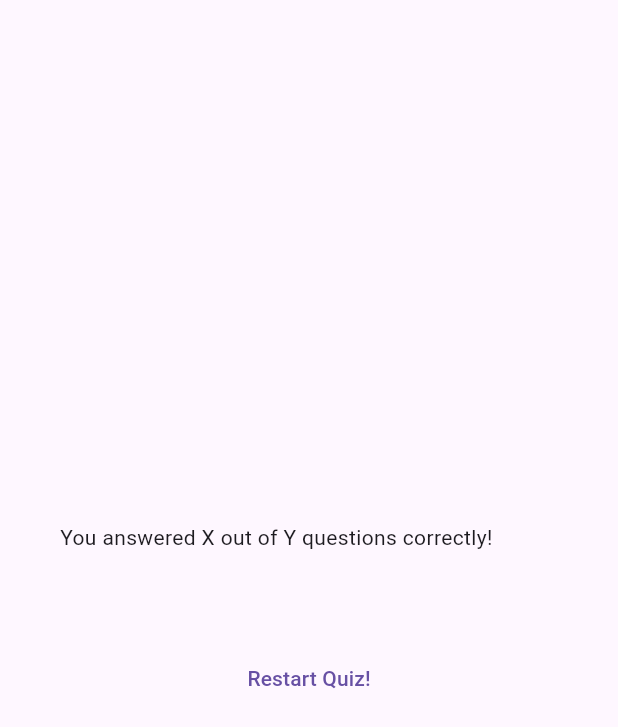
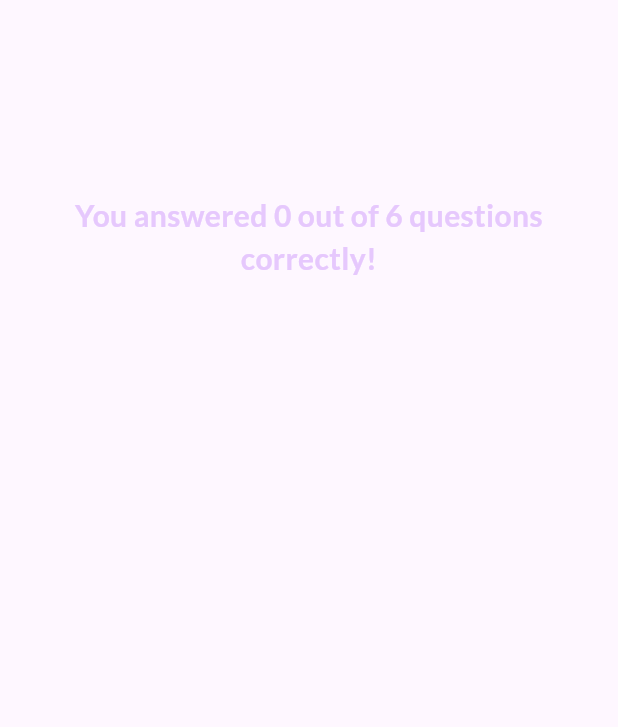
Before and after one commit to 911samuel/quiz_app, a Flutter app: the ResultsScreen widget shown alone on an empty page, opened directly with empty values, on a phone screen of 412 x 824 dp. Shown: the top 727 px of the screen. Run offline on Flutter 3.47's test engine with Material 3 defaults, Android fonts, the phone set to English and light mode, and no system bars; our stand-ins replace google_fonts.

Commit message:
finalize quiz app

```diff
--- /dev/null
+++ b/lib/question_summary/questions_summary.dart
@@ -0,0 +1,23 @@
+import 'package:flutter/material.dart';
+import 'package:quiz_app/question_summary/summary_item.dart';
+
+class QuestionsSummary extends StatelessWidget {
+  const QuestionsSummary(this.summaryData, {super.key});
+
+  final List<Map<String, Object>> summaryData;
+
+  @override
+  Widget build(BuildContext context) {
+    return SizedBox(
+      height: 400,
+      child: SingleChildScrollView(
+        child: Column(
+          children:
+              summaryData.map((data) {
+                return SummaryItem(data);
+              }).toList(),
+        ),
+      ),
+    );
+  }
+}
--- a/lib/results_screen.dart
+++ b/lib/results_screen.dart
@@ -1,11 +1,13 @@
 import 'package:flutter/material.dart';
+import 'package:google_fonts/google_fonts.dart';
 import 'package:quiz_app/data/questions.dart';
-import 'package:quiz_app/questions_summary.dart';
+import 'package:quiz_app/question_summary/questions_summary.dart';
 
 class ResultsScreen extends StatelessWidget {
-  const ResultsScreen({super.key, required this.chooseAnswers});
+  const ResultsScreen({super.key, required this.chooseAnswers, required this.onRestart});
 
   final List<String> chooseAnswers;
+  final void Function() onRestart;
 
   List<Map<String, Object>> getSummaryData() {
     final List<Map<String, Object>> summary = [];
@@ -23,19 +25,38 @@ class ResultsScreen extends StatelessWidget {
 
   @override
   Widget build(BuildContext context) {
+    final summaryData = getSummaryData();
+    final totalQuestion = questions.length;
+    final correctQuestions =
+        summaryData.where((data) {
+          return data['user_answer'] == data['correct_answer'];
+        }).length;
+
     return SizedBox(
       width: double.infinity,
       child: Container(
         margin: const EdgeInsets.all(40),
         child: Column(
           mainAxisAlignment: MainAxisAlignment.center,
-          crossAxisAlignment: CrossAxisAlignment.stretch,
           children: [
-            Text("You answered X out of Y questions correctly!"),
+            Text(
+              'You answered $correctQuestions out of $totalQuestion questions correctly!',
+              style: GoogleFonts.lato(
+                color: const Color.fromARGB(255, 230, 200, 253),
+                fontSize: 20,
+                fontWeight: FontWeight.bold,
+              ),
+              textAlign: TextAlign.center,
+            ),
             SizedBox(height: 30),
-            QuestionsSummary(getSummaryData()),
+            QuestionsSummary(summaryData),
             SizedBox(height: 30),
-            TextButton(onPressed: () {}, child: const Text("Restart Quiz!")),
+            TextButton.icon(
+              onPressed: onRestart,
+              style: TextButton.styleFrom(foregroundColor: Colors.white),
+              icon: const Icon(Icons.refresh),
+              label: const Text('Restart Quiz!'),
+            )
           ],
         ),
       ),
```
Also changed, not shown: lib/question_summary/question_identifier.dart (added, +36 -0 lines), lib/question_summary/summary_item.dart (added, +58 -0 lines), lib/questions_summary.dart (deleted, +0 -31 lines), lib/quiz.dart (+8 -1 lines).
